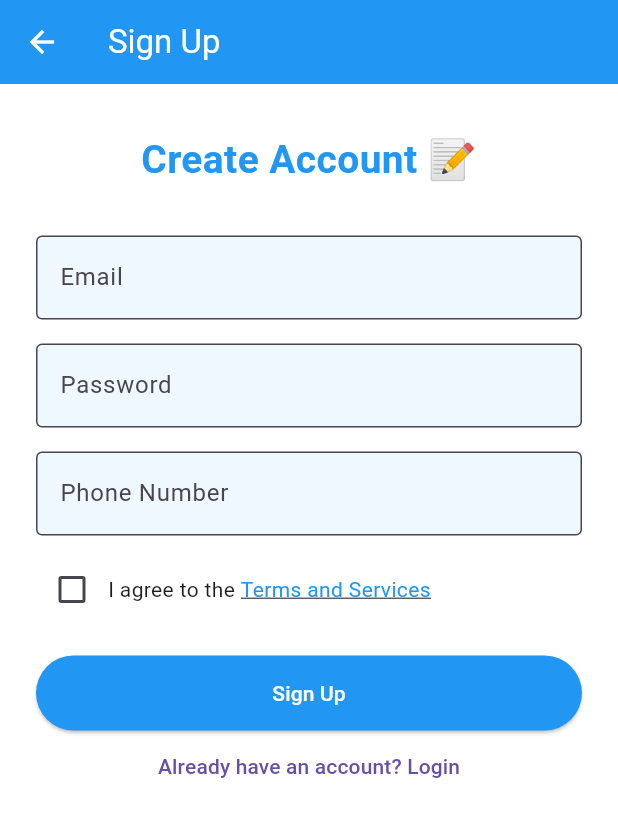
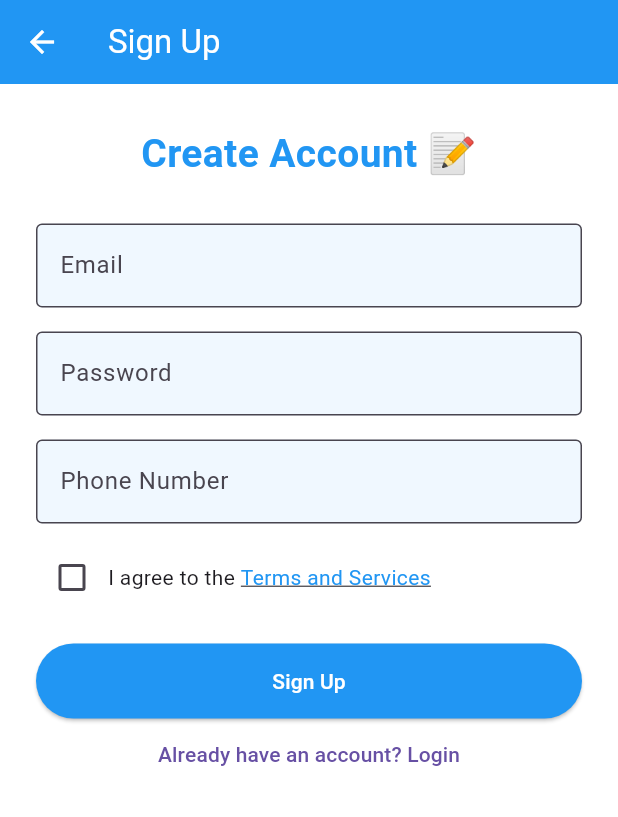
Before and after one commit to 12Omega/sprint1_login_app, a Flutter app: the screen it shows after launch, after a tap on "Don't have an account? Sign up", on a phone screen of 412 x 824 dp. Shown: the top 817 px of the screen. Run offline on Flutter 3.47's test engine with Material 3 defaults, Android fonts, the phone set to English and light mode, and no system bars.

Commit message:
Improve to runtime on app startup

```diff
--- a/lib/screens/login_screen.dart
+++ b/lib/screens/login_screen.dart
@@ -3,10 +3,7 @@ import '../services/auth_service.dart';
 import '../widgets/custom_textfield.dart';
 import '../common/my_snackbar.dart';
 
-
-
 class LoginScreen extends StatefulWidget {
-
   const LoginScreen({super.key});
 
   @override
@@ -14,14 +11,14 @@ class LoginScreen extends StatefulWidget {
 }
 
 class _LoginScreenState extends State<LoginScreen> {
-  final TextEditingController emailController = TextEditingController();
-  final TextEditingController passwordController = TextEditingController();
-  final TextEditingController phoneController = TextEditingController();
+  final emailController = TextEditingController();
+  final passwordController = TextEditingController();
+  final phoneController = TextEditingController();
 
   bool agreed = false;
   bool isLoading = false;
 
-  void handleLogin() async {
+  Future<void> handleLogin() async {
     final email = emailController.text.trim();
     final password = passwordController.text.trim();
     final phone = phoneController.text.trim();
@@ -32,8 +29,7 @@ class _LoginScreenState extends State<LoginScreen> {
     }
 
     setState(() => isLoading = true);
-
-    await Future.delayed(const Duration(seconds: 2)); // simulate delay
+    await Future.delayed(const Duration(milliseconds: 800));
 
     final success = AuthService.login(email, password, phone);
 
@@ -53,26 +49,33 @@ class _LoginScreenState extends State<LoginScreen> {
       children: [
         Scaffold(
           appBar: AppBar(title: const Text("Login")),
-          body: SingleChildScrollView(
-            padding: const EdgeInsets.symmetric(horizontal: 24, vertical: 32),
-            child: Column(
-              crossAxisAlignment: CrossAxisAlignment.stretch,
+          body: Padding(
+            padding: const EdgeInsets.symmetric(horizontal: 24, vertical: 28),
+            child: ListView(
               children: [
                 const Text(
                   "Welcome Back 👋",
-                  style: TextStyle(
-                    fontSize: 26,
-                    fontWeight: FontWeight.bold,
-                    color: Colors.blue,
-                  ),
+                  style: TextStyle(fontSize: 26, fontWeight: FontWeight.bold, color: Colors.blue),
                   textAlign: TextAlign.center,
                 ),
-                const SizedBox(height: 32),
-                CustomTextField(controller: emailController, label: "Email"),
+                const SizedBox(height: 28),
+                CustomTextField(
+                  controller: emailController,
+                  label: "Email",
+                  inputType: TextInputType.emailAddress,
+                ),
                 const SizedBox(height: 16),
-                CustomTextField(controller: passwordController, label: "Password", obscureText: true),
+                CustomTextField(
+                  controller: passwordController,
+                  label: "Password",
+                  obscureText: true,
+                ),
                 const SizedBox(height: 16),
-                CustomTextField(controller: phoneController, label: "Phone Number"),
+                CustomTextField(
+                  controller: phoneController,
+                  label: "Phone Number",
+                  inputType: TextInputType.phone,
+                ),
                 const SizedBox(height: 12),
                 Row(
                   children: [
@@ -85,10 +88,7 @@ class _LoginScreenState extends State<LoginScreen> {
                       onTap: () => Navigator.pushNamed(context, '/terms'),
                       child: const Text(
                         "Terms and Services",
-                        style: TextStyle(
-                          color: Colors.blue,
-                          decoration: TextDecoration.underline,
-                        ),
+                        style: TextStyle(color: Colors.blue, decoration: TextDecoration.underline),
                       ),
                     ),
                   ],
@@ -96,9 +96,7 @@ class _LoginScreenState extends State<LoginScreen> {
                 const SizedBox(height: 20),
                 ElevatedButton(
                   onPressed: handleLogin,
-                  style: ElevatedButton.styleFrom(
-                    minimumSize: const Size.fromHeight(50),
-                  ),
+                  style: ElevatedButton.styleFrom(minimumSize: const Size.fromHeight(50)),
                   child: const Text("Login"),
                 ),
                 TextButton(
@@ -110,12 +108,12 @@ class _LoginScreenState extends State<LoginScreen> {
           ),
         ),
         if (isLoading)
-          Container(
-            color: const Color.fromARGB(128, 0, 0, 0), // 50% black overlay
-            child: const Center(
-              child: CircularProgressIndicator(color: Colors.white),
-            ),
+          const Opacity(
+            opacity: 0.5,
+            child: ModalBarrier(dismissible: false, color: Colors.black),
           ),
+        if (isLoading)
+          const Center(child: CircularProgressIndicator(color: Colors.white)),
       ],
     );
   }
--- a/lib/screens/signup_screen.dart
+++ b/lib/screens/signup_screen.dart
@@ -11,34 +11,25 @@ class SignupScreen extends StatefulWidget {
 }
 
 class _SignupScreenState extends State<SignupScreen> {
-  final TextEditingController emailController = TextEditingController();
-  final TextEditingController passwordController = TextEditingController();
-  final TextEditingController phoneController = TextEditingController();
+  final emailController = TextEditingController();
+  final passwordController = TextEditingController();
+  final phoneController = TextEditingController();
+
   bool agreed = false;
   bool isLoading = false;
 
   String? validatePassword(String password) {
-    if (password.length < 6) {
-      return 'Password must be at least 6 characters long';
-    }
-    if (!RegExp(r'[A-Z]').hasMatch(password)) {
-      return 'Password must contain an uppercase letter';
-    }
-    if (!RegExp(r'[a-z]').hasMatch(password)) {
-      return 'Password must contain a lowercase letter';
-    }
-    if (!RegExp(r'[0-9]').hasMatch(password)) {
-      return 'Password must contain a digit';
-    }
-    if (!RegExp(r'[!@#\$&*~%^(),.?":{}|<>]').hasMatch(password)) {
-      return 'Password must contain a special character';
-    }
+    if (password.length < 6) return 'Password must be at least 6 characters long';
+    if (!RegExp(r'[A-Z]').hasMatch(password)) return 'Password must contain an uppercase letter';
+    if (!RegExp(r'[a-z]').hasMatch(password)) return 'Password must contain a lowercase letter';
+    if (!RegExp(r'[0-9]').hasMatch(password)) return 'Password must contain a digit';
+    if (!RegExp(r'[!@#\$&*~%^(),.?":{}|<>]').hasMatch(password)) return 'Password must contain a special character';
     return null;
   }
 
-  void handleSignup() async {
+  Future<void> handleSignup() async {
     final email = emailController.text.trim();
-    final password = passwordController.text;
+    final password = passwordController.text.trim();
     final phone = phoneController.text.trim();
 
     if (!agreed) {
@@ -53,7 +44,7 @@ class _SignupScreenState extends State<SignupScreen> {
     }
 
     setState(() => isLoading = true);
-    await Future.delayed(const Duration(seconds: 2)); // Simulate network delay
+    await Future.delayed(const Duration(milliseconds: 800)); // simulate auth delay
 
     AuthService.signup(email, password, phone);
 
@@ -70,26 +61,33 @@ class _SignupScreenState extends State<SignupScreen> {
       children: [
         Scaffold(
           appBar: AppBar(title: const Text("Sign Up")),
-          body: SingleChildScrollView(
-            padding: const EdgeInsets.symmetric(horizontal: 24, vertical: 32),
-            child: Column(
-              crossAxisAlignment: CrossAxisAlignment.stretch,
+          body: Padding(
+            padding: const EdgeInsets.symmetric(horizontal: 24, vertical: 28),
+            child: ListView(
               children: [
                 const Text(
                   "Create Account 📝",
-                  style: TextStyle(
-                    fontSize: 26,
-                    fontWeight: FontWeight.bold,
-                    color: Colors.blue,
-                  ),
+                  style: TextStyle(fontSize: 26, fontWeight: FontWeight.bold, color: Colors.blue),
                   textAlign: TextAlign.center,
                 ),
-                const SizedBox(height: 32),
-                CustomTextField(controller: emailController, label: "Email"),
+                const SizedBox(height: 28),
+                CustomTextField(
+                  controller: emailController,
+                  label: "Email",
+                  inputType: TextInputType.emailAddress,
+                ),
                 const SizedBox(height: 16),
-                CustomTextField(controller: passwordController, label: "Password", obscureText: true),
+                CustomTextField(
+                  controller: passwordController,
+                  label: "Password",
+                  obscureText: true,
+                ),
                 const SizedBox(height: 16),
-                CustomTextField(controller: phoneController, label: "Phone Number"),
+                CustomTextField(
+                  controller: phoneController,
+                  label: "Phone Number",
+                  inputType: TextInputType.phone,
+                ),
                 const SizedBox(height: 12),
                 Row(
                   children: [
@@ -102,10 +100,7 @@ class _SignupScreenState extends State<SignupScreen> {
                       onTap: () => Navigator.pushNamed(context, '/terms'),
                       child: const Text(
                         "Terms and Services",
-                        style: TextStyle(
-                          color: Colors.blue,
-                          decoration: TextDecoration.underline,
-                        ),
+                        style: TextStyle(color: Colors.blue, decoration: TextDecoration.underline),
                       ),
                     ),
                   ],
@@ -113,9 +108,7 @@ class _SignupScreenState extends State<SignupScreen> {
                 const SizedBox(height: 20),
                 ElevatedButton(
                   onPressed: handleSignup,
-                  style: ElevatedButton.styleFrom(
-                    minimumSize: const Size.fromHeight(50),
-                  ),
+                  style: ElevatedButton.styleFrom(minimumSize: const Size.fromHeight(50)),
                   child: const Text("Sign Up"),
                 ),
                 TextButton(
@@ -127,12 +120,12 @@ class _SignupScreenState extends State<SignupScreen> {
           ),
         ),
         if (isLoading)
-          Container(
-            color: const Color.fromARGB(128, 0, 0, 0),
-            child: const Center(
-              child: CircularProgressIndicator(color: Colors.white),
-            ),
+          const Opacity(
+            opacity: 0.5,
+            child: ModalBarrier(dismissible: false, color: Colors.black),
           ),
+        if (isLoading)
+          const Center(child: CircularProgressIndicator(color: Colors.white)),
       ],
     );
   }
--- a/lib/screens/splash_screen.dart
+++ b/lib/screens/splash_screen.dart
@@ -11,8 +11,7 @@ class _SplashScreenState extends State<SplashScreen> {
   @override
   void initState() {
     super.initState();
-    // Wait 3 seconds then safely navigate if the widget is still mounted
-    Future.delayed(const Duration(seconds: 3)).then((_) {
+    Future.delayed(const Duration(seconds: 2)).then((_) {
       if (!mounted) return;
       Navigator.pushReplacementNamed(context, '/login');
     });
@@ -26,7 +25,7 @@ class _SplashScreenState extends State<SplashScreen> {
         child: Column(
           mainAxisAlignment: MainAxisAlignment.center,
           children: [
-            buildLogo(),
+            _buildLogo(),
             const SizedBox(height: 30),
             const CircularProgressIndicator(color: Colors.white),
           ],
@@ -35,27 +34,23 @@ class _SplashScreenState extends State<SplashScreen> {
     );
   }
 
-  Widget buildLogo() {
+  Widget _buildLogo() {
     return Container(
       width: 120,
       height: 120,
       decoration: const BoxDecoration(
         shape: BoxShape.circle,
-        color: Colors.blue,
+        color: Colors.white,
       ),
       child: Center(
         child: Container(
           width: 70,
           height: 70,
-          color: Colors.white,
+          color: Colors.blue,
           child: const Center(
             child: Text(
               'P',
-              style: TextStyle(
-                fontSize: 40,
-                fontWeight: FontWeight.bold,
-                color: Colors.blue,
-              ),
+              style: TextStyle(fontSize: 40, fontWeight: FontWeight.bold, color: Colors.white),
             ),
           ),
         ),
--- a/lib/widgets/custom_textfield.dart
+++ b/lib/widgets/custom_textfield.dart
@@ -4,20 +4,28 @@ class CustomTextField extends StatelessWidget {
   final TextEditingController controller;
   final String label;
   final bool obscureText;
+  final TextInputType inputType;
 
   const CustomTextField({
     super.key,
     required this.controller,
     required this.label,
     this.obscureText = false,
+    this.inputType = TextInputType.text,
   });
 
   @override
   Widget build(BuildContext context) {
     return TextField(
       controller: controller,
-      decoration: InputDecoration(labelText: label),
       obscureText: obscureText,
+      keyboardType: inputType,
+      decoration: InputDecoration(
+        labelText: label,
+        border: const OutlineInputBorder(),
+        filled: true,
+        fillColor: const Color(0xFFF0F8FF), // light blue background
+      ),
     );
   }
 }
```
Also changed, not shown: lib/common/my_snackbar.dart (line endings or trailing spaces).
